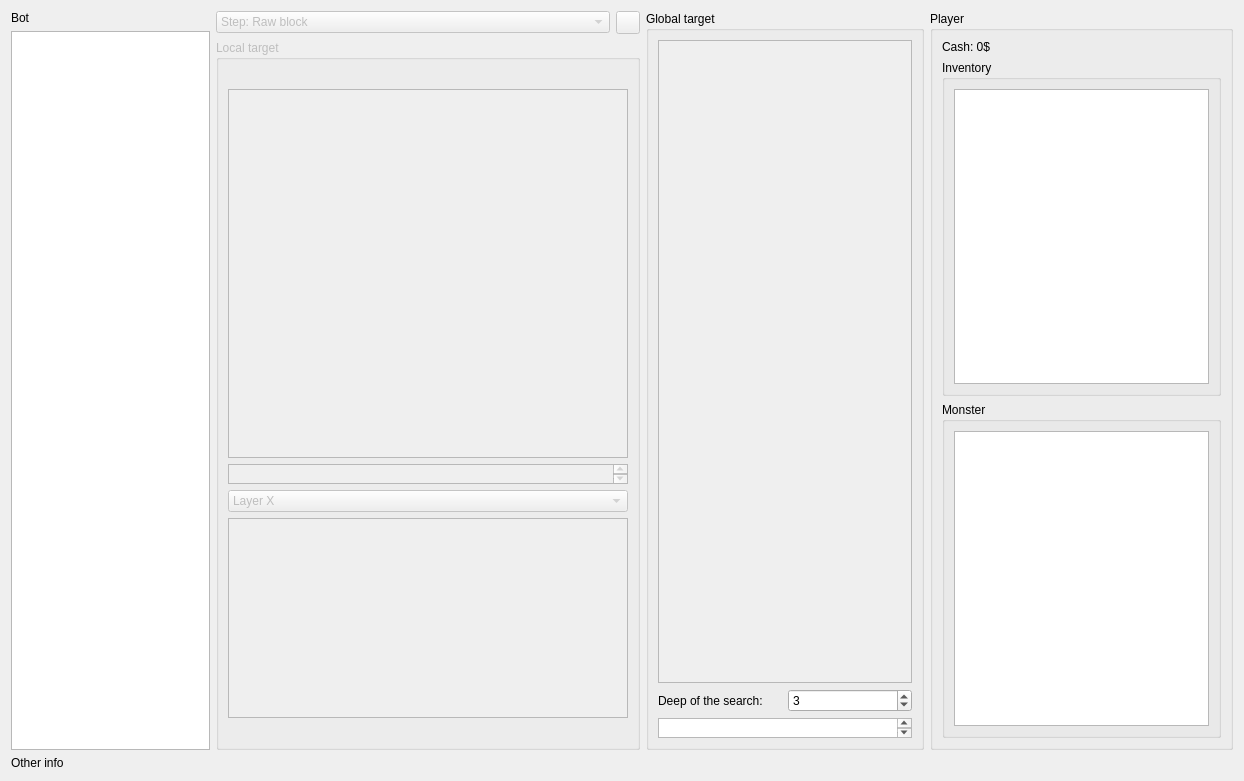
This is tools/bot-actions/BotTargetList.ui in alphaonex86/CatchChallenger as Qt 5 draws it before an edit. The edited form follows.
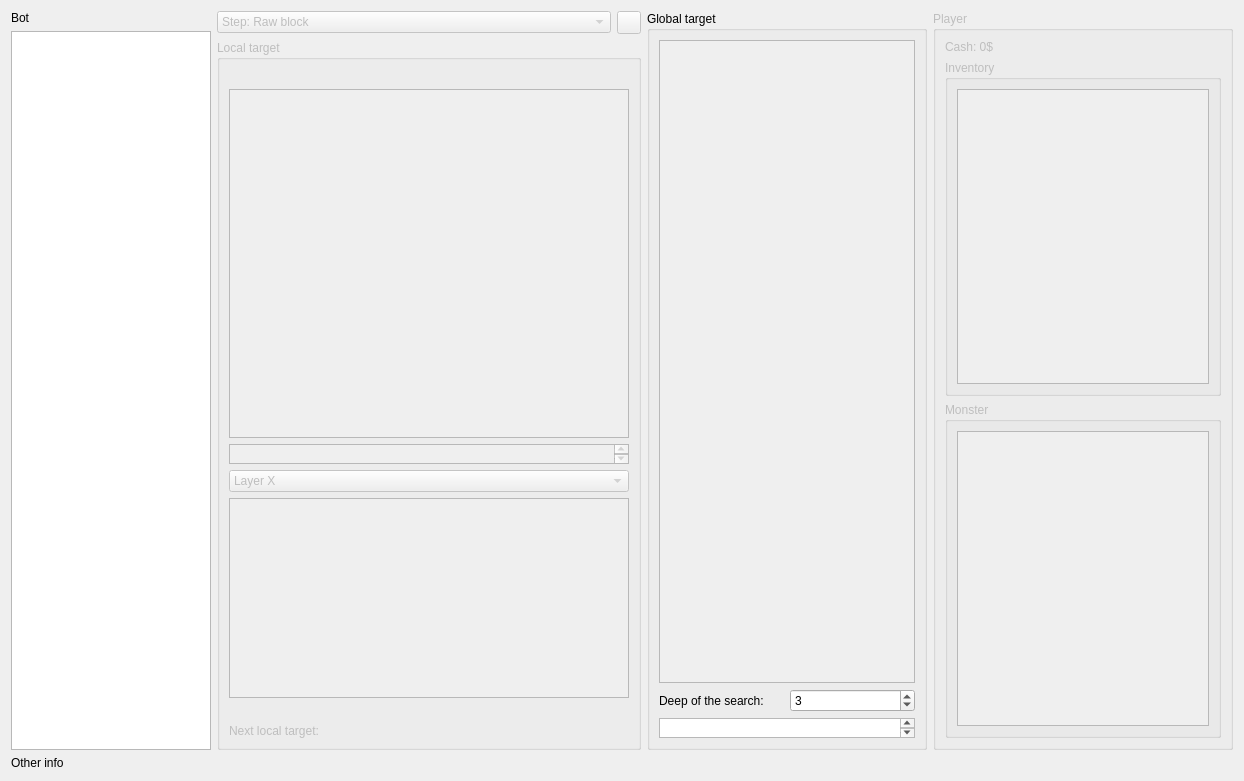
This is the edited form. Icons and pictures are not drawn.

Commit message: [Change] Start the target selection (tools)

Patch:
```diff
--- a/tools/bot-actions/BotTargetList.ui
+++ b/tools/bot-actions/BotTargetList.ui
@@ -193,6 +193,13 @@
             </property>
            </widget>
           </item>
+          <item>
+           <widget class="QLabel" name="label_next_local_target">
+            <property name="text">
+             <string>Next local target: </string>
+            </property>
+           </widget>
+          </item>
          </layout>
         </widget>
        </item>
@@ -255,7 +262,16 @@
       </widget>
      </item>
      <item>
-      <widget class="QGroupBox" name="groupBox_2">
+      <widget class="QGroupBox" name="groupBoxPlayer">
+       <property name="enabled">
+        <bool>false</bool>
+       </property>
+       <property name="maximumSize">
+        <size>
+         <width>300</width>
+         <height>16777215</height>
+        </size>
+       </property>
        <property name="title">
         <string>Player</string>
        </property>
```
The commit also changes 7 other files.
